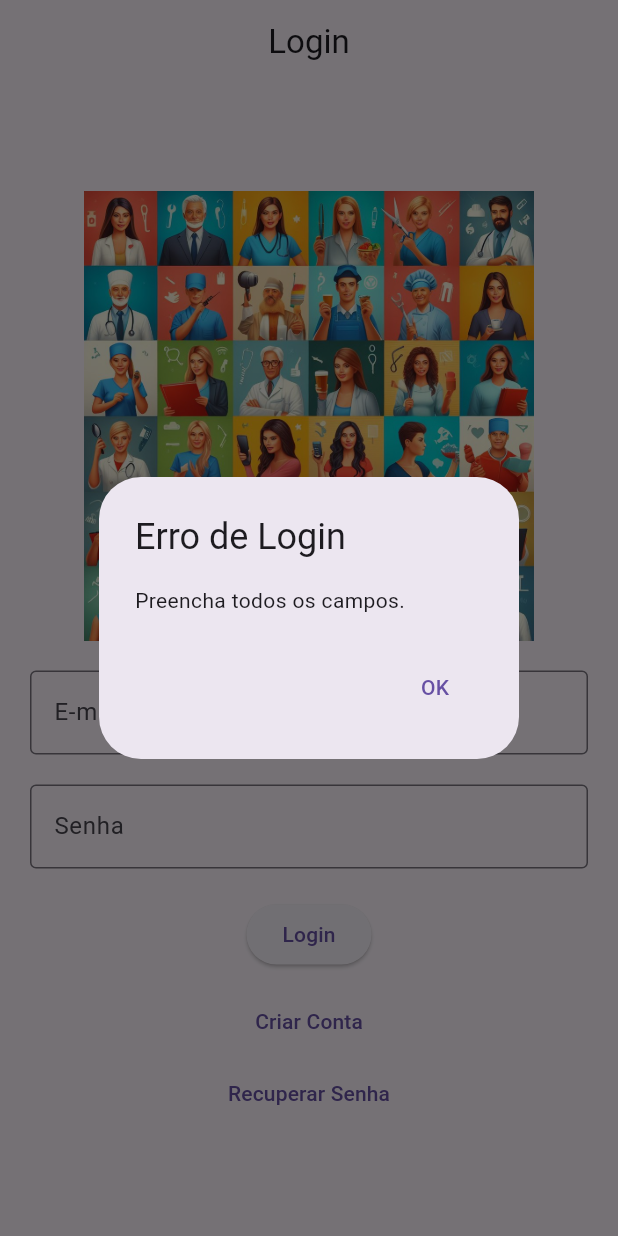
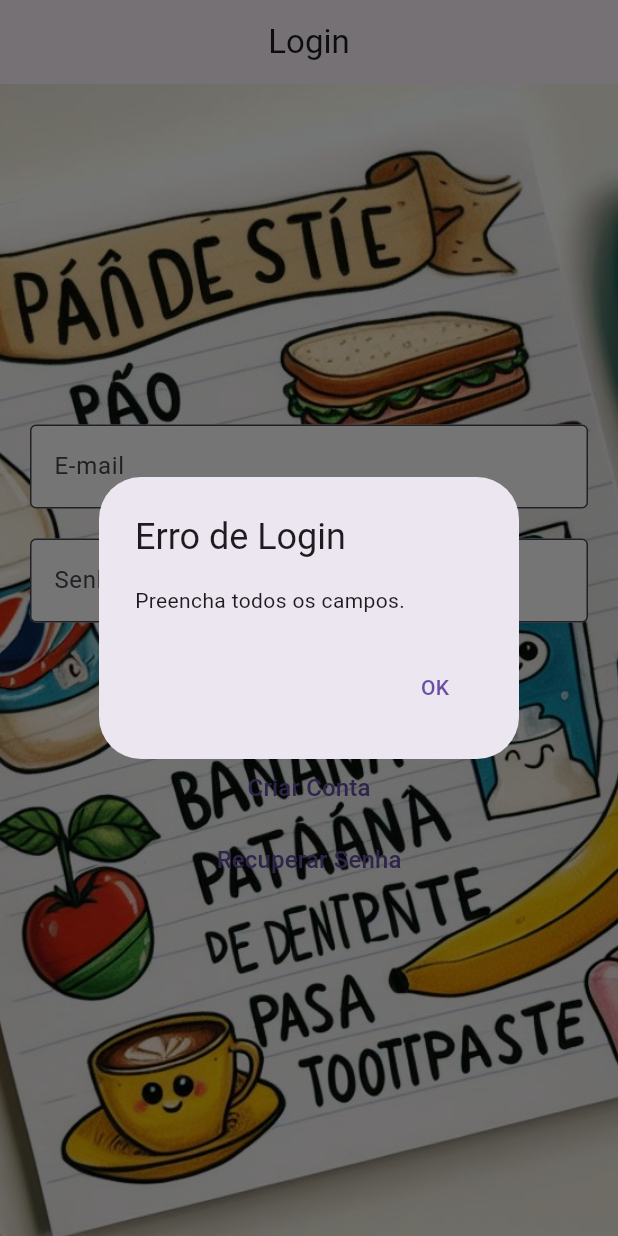
Before and after one commit to mattewsr/tarefalogin, a Flutter app: the screen it shows after launch, after a tap on "Login", on a phone screen of 412 x 824 dp. Run offline on Flutter 3.47's test engine with Material 3 defaults, Android fonts, the light colour scheme and no system bars; our stand-ins replace device_preview, shared_preferences; generated files the repository leaves out were written again.

Commit message:
atualização

```diff
--- a/lib/view/login_view.dart
+++ b/lib/view/login_view.dart
@@ -21,21 +21,7 @@ class _LoginViewState extends State<LoginView> {
 
     // Verificar se os campos estão preenchidos
     if (email.isEmpty || senha.isEmpty) {
-      showDialog(
-        context: context,
-        builder: (context) => AlertDialog(
-          title: Text('Erro de Login'),
-          content: Text('Preencha todos os campos.'),
-          actions: [
-            TextButton(
-              onPressed: () {
-                Navigator.pop(context);
-              },
-              child: Text('OK'),
-            ),
-          ],
-        ),
-      );
+      _mostrarDialog('Erro de Login', 'Preencha todos os campos.');
       return;
     }
 
@@ -45,49 +31,13 @@ class _LoginViewState extends State<LoginView> {
     final cadastroSenha = prefs.getString('senha');
 
     if (cadastroEmail == null) {
-      // Se o cadastro não existir, exibir mensagem e navegar para a tela de cadastro
-      showDialog(
-        context: context,
-        builder: (context) => AlertDialog(
-          title: Text('Erro de Login'),
-          content: Text('Cadastro não encontrado. Por favor, crie uma conta.'),
-          actions: [
-            TextButton(
-              onPressed: () {
-                Navigator.pop(context); // Fechar diálogo de erro
-                Navigator.push( // Navegar para a tela de cadastro
-                  context,
-                  MaterialPageRoute(
-                    builder: (context) => CadastroView(),
-                  ),
-                );
-              },
-              child: Text('OK'),
-            ),
-          ],
-        ),
-      );
+      _mostrarDialog('Erro de Login', 'Cadastro não encontrado. Por favor, crie uma conta.');
       return;
     }
 
     // Verificar se a senha está correta
     if (senha != cadastroSenha) {
-      // Se a senha estiver incorreta, exibir mensagem de erro
-      showDialog(
-        context: context,
-        builder: (context) => AlertDialog(
-          title: Text('Erro de Login'),
-          content: Text('Senha incorreta. Por favor, tente novamente.'),
-          actions: [
-            TextButton(
-              onPressed: () {
-                Navigator.pop(context); // Fechar diálogo de erro
-              },
-              child: Text('OK'),
-            ),
-          ],
-        ),
-      );
+      _mostrarDialog('Erro de Login', 'Senha incorreta. Por favor, tente novamente.');
       return;
     }
 
@@ -100,29 +50,52 @@ class _LoginViewState extends State<LoginView> {
     );
   }
 
+  void _mostrarDialog(String title, String content) {
+    showDialog(
+      context: context,
+      builder: (context) => AlertDialog(
+        title: Text(title),
+        content: Text(content),
+        actions: [
+          TextButton(
+            onPressed: () {
+              Navigator.pop(context);
+            },
+            child: Text('OK'),
+          ),
+        ],
+      ),
+    );
+  }
+
   @override
   Widget build(BuildContext context) {
     return Scaffold(
+      backgroundColor: Colors.white, // Cor de fundo branca
       appBar: AppBar(
         title: const Text('Login'),
         centerTitle: true,
       ),
-      body: Padding(
+      body: Stack(
+        children: [
+          Positioned.fill(
+            child: Image.asset(
+              'lib/imagens/A2IMG.jpg',
+              fit: BoxFit.cover, // Cobrir toda a tela com a imagem
+            ),
+          ),
+          Padding(
             padding: EdgeInsets.all(20.0),
             child: Column(
               mainAxisAlignment: MainAxisAlignment.center,
               children: [
-            Image.asset(
-              'lib/imagens/OIG4.jpg',
-              width: 300,
-              height: 300,
-            ),
-            SizedBox(height: 20),
                 TextFormField(
                   controller: emailController,
                   decoration: InputDecoration(
                     labelText: 'E-mail',
                     border: OutlineInputBorder(),
+                    fillColor: Colors.white, // Cor de fundo branca para os campos de texto
+                    filled: true,
                   ),
                 ),
                 SizedBox(height: 20),
@@ -132,12 +105,20 @@ class _LoginViewState extends State<LoginView> {
                   decoration: InputDecoration(
                     labelText: 'Senha',
                     border: OutlineInputBorder(),
+                    fillColor: Colors.white, // Cor de fundo branca para os campos de texto
+                    filled: true,
                   ),
                 ),
                 SizedBox(height: 20),
                 ElevatedButton(
                   onPressed: _realizarLogin,
-              child: Text('Login'),
+                  style: ButtonStyle(
+                    backgroundColor: MaterialStateProperty.all<Color>(Colors.blue), // Cor de fundo do botão
+                  ),
+                  child: Padding(
+                    padding: EdgeInsets.symmetric(horizontal: 50, vertical: 15), // Espaçamento interno
+                    child: Text('Login', style: TextStyle(fontSize: 18)),
+                  ),
                 ),
                 SizedBox(height: 10),
                 TextButton(
@@ -150,7 +131,7 @@ class _LoginViewState extends State<LoginView> {
                       ),
                     );
                   },
-              child: Text('Criar Conta'),
+                  child: Text('Criar Conta', style: TextStyle(fontSize: 16)),
                 ),
                 TextButton(
                   onPressed: () {
@@ -162,11 +143,13 @@ class _LoginViewState extends State<LoginView> {
                       ),
                     );
                   },
-              child: Text('Recuperar Senha'),
+                  child: Text('Recuperar Senha', style: TextStyle(fontSize: 16)),
                 ),
               ],
             ),
           ),
+        ],
+      ),
     );
   }
 }
--- a/lib/view/recuperar_senha_view.dart
+++ b/lib/view/recuperar_senha_view.dart
@@ -17,7 +17,7 @@ class RecuperarSenhaView extends StatelessWidget {
           children: [
             TextFormField(
               decoration: InputDecoration(
-                labelText: 'E-mail ou telefone',
+                labelText: ' E-mail ',
               ),
             ),
             SizedBox(height: 20),
--- a/pubspec.yaml
+++ b/pubspec.yaml
@@ -31,4 +31,4 @@ flutter:
   assets:
     # Add assets from the images directory to the application.
     - assets/images/
-    - lib/imagens/
+    - lib/imagens/A2IMG.jpg
```
Also changed, not shown: lib/view/listas_view.dart (+35 -4 lines), lib/imagens/A2IMG.jpg (added). Lines whose indentation alone changed are shown as unchanged.
